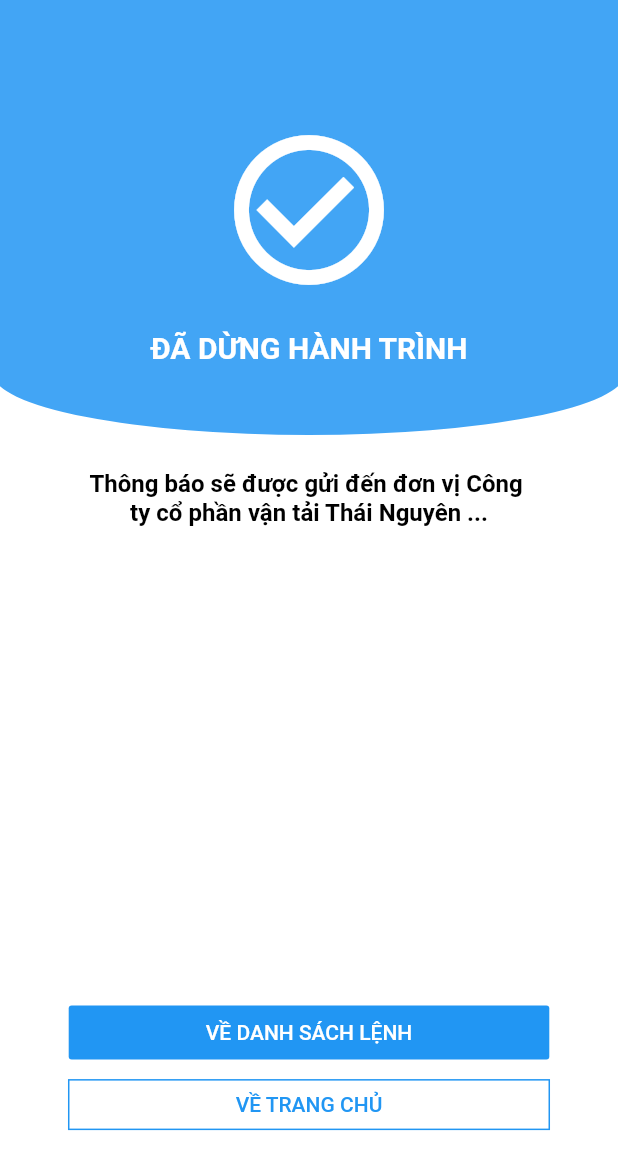
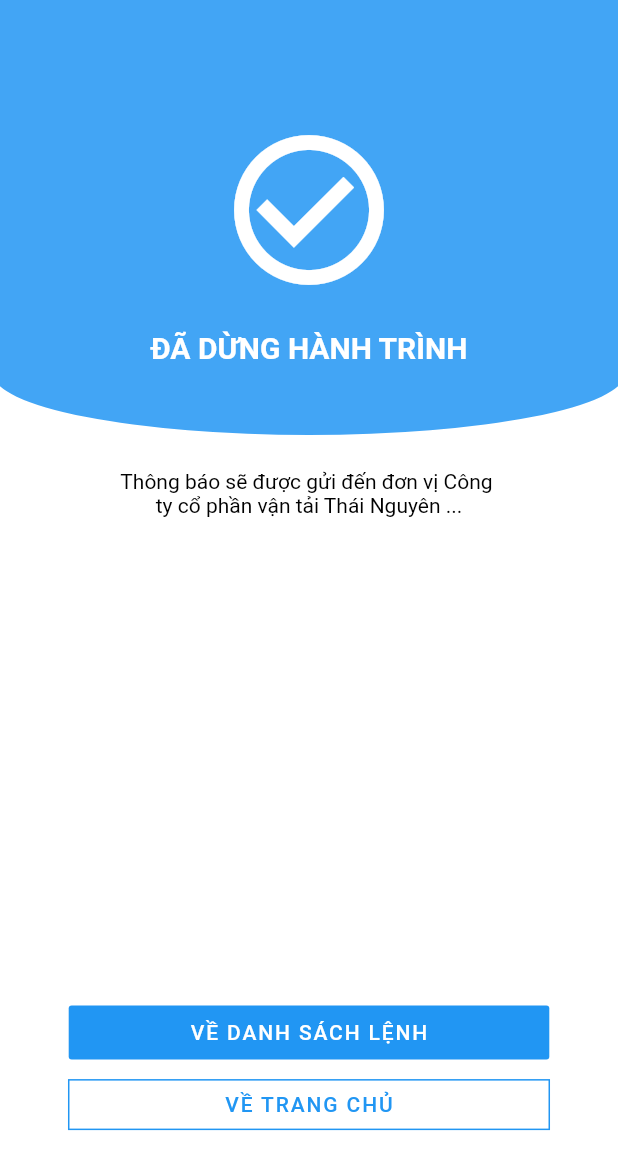
Before and after one commit to KChi2000/SLaiXetest, a Flutter app: the dunglenhthanhcong screen opened directly, on a phone screen of 412 x 824 dp. Shown: the top 1170 px of the screen. Run offline on Flutter 3.47's test engine with Material 2 defaults, Android fonts, the phone set to English and light mode, and no system bars; our stand-ins replace camera, dotted_border, flutter_masked_text, flutter_speed_dial, flutter_svg, image_picker and 3 more; missing offline and left inert: animated_icon_button, dart:ffi, flutter_driver, qr_code_scanner; network calls fail.

Commit message:
edit qr page 2

```diff
--- a/lib/banvethanhcong.dart
+++ b/lib/banvethanhcong.dart
@@ -25,7 +25,7 @@ class banvethanhcong extends StatelessWidget {
                   ),
             Text(
               'Bán vé thành công !',
-              style: TextStyle(fontWeight: FontWeight.bold),
+              style: TextStyle(fontFamily: 'Roboto Medium'),
             ),
             Container(
               width: 250,
@@ -75,7 +75,7 @@ class banvethanhcong extends StatelessWidget {
                       },
                       child: Text(
                         'TIẾP TỤC',
-                        style: TextStyle(color: Colors.white),
+                        style: TextStyle(color: Colors.white,fontFamily: 'Roboto Medium',fontSize: 14,letterSpacing: 1.25),
                       ),
                       color: Colors.blue,
                     )
--- a/lib/home/Home.dart
+++ b/lib/home/Home.dart
@@ -27,6 +27,7 @@ class HomeState extends State<Home> {
   String checklenh= 'has data';
   var datetime;
   String timeXuatBen;
+  Barcode result;
   @override
   void initState() {
     // TODO: implement initState
@@ -120,8 +121,9 @@ class HomeState extends State<Home> {
                             'asset/icons/scan.svg',
                             color: Colors.white,
                           ))),
-                  onTap: () {
-                    Navigator.push(context, MaterialPageRoute(builder: (context)=> QRpage()));
+                  onTap: ()async {
+                  result= await  Navigator.push(context, MaterialPageRoute(builder: (context)=> QRpage()));
+                  print(result.code);
                   },
                 )
               ],
--- a/lib/lenh/dunglenhthanhcong.dart
+++ b/lib/lenh/dunglenhthanhcong.dart
@@ -52,17 +52,16 @@ class dunglenhthanhcong extends StatelessWidget {
                       Text('Thông báo sẽ được gửi đến đơn vị Công ',
                           style: TextStyle(
                               color: Colors.black,
-                              fontWeight: FontWeight.bold,
-                              wordSpacing: 0.1,
-                              letterSpacing: 0.0001,
-                              fontSize: 16)),
+
+                            fontFamily: 'Roboto Regular',
+
+                              fontSize: 14)),
                       Text('ty cổ phần vận tải Thái Nguyên ...',
                           style: TextStyle(
                               color: Colors.black,
-                              fontWeight: FontWeight.bold,
-                              wordSpacing: 0.1,
-                              letterSpacing: 0.0001,
-                              fontSize: 16)),
+                              fontFamily: 'Roboto Regular',
+
+                              fontSize: 14)),
                               Spacer(),
 
                       FlatButton(
@@ -75,7 +74,7 @@ class dunglenhthanhcong extends StatelessWidget {
                               child: Center(
                                   child: Text('VỀ DANH SÁCH LỆNH',
                                       style: TextStyle(
-                                        color: Colors.white,
+                                        color: Colors.white,fontSize: 14,fontFamily: 'Roboto Medium',letterSpacing: 1.25,
                                       ))))),
                       FlatButton(
                           onPressed: () {
@@ -92,7 +91,7 @@ class dunglenhthanhcong extends StatelessWidget {
                               child: Center(
                                   child: Text('VỀ TRANG CHỦ',
                                       style: TextStyle(
-                                        color: Colors.blue,
+                                        color: Colors.blue,fontSize: 14,fontFamily: 'Roboto Medium',letterSpacing: 1.25,
                                       ))))),
                                       SizedBox(height: 20,)
                     ],
--- a/lib/ve/Ve.dart
+++ b/lib/ve/Ve.dart
@@ -807,7 +807,7 @@ class VeState extends State<Ve> {
                                                                 var resp =
                                                                     await ApiHelper
                                                                         .post(
-                                                                            'http://113.176.29.57:19666/api/doi-soat/thuc-hien-xac-nhan-khach-xuong-xe-ghe-phu',
+                                                                           ApiHelper.API_DoiSoat+ 'thuc-hien-xac-nhan-khach-xuong-xe-ghe-phu',
                                                                             {
                                                                       'guidXe': chuyendiGanday
                                                                           .data
@@ -1255,7 +1255,7 @@ class VeState extends State<Ve> {
                                                                       onPressed:
                                                                           () async {
                                                                         var resp = await ApiHelper.post(
-                                                                            'http://113.176.29.57:19666/api/DonHang/thuc-hien-sua-thong-tin-hanh-khach',
+                                                                           ApiHelper.API_DonHang+ 'thuc-hien-sua-thong-tin-hanh-khach',
                                                                             {
                                                                               'guidChoNgoi': data.guidChoNgoi,
                                                                               'guidChuyenDi': changeSodocho,
@@ -1421,7 +1421,7 @@ class VeState extends State<Ve> {
                                                     onPressed: () async {
                                                       var resp =
                                                           await ApiHelper.post(
-                                                              'http://113.176.29.57:19666/api/doi-soat/thuc-hien-xac-nhan-khach-xuong-xe',
+                                                             ApiHelper.API_DoiSoat+ 'thuc-hien-xac-nhan-khach-xuong-xe',
                                                               {
                                                             'guidXe':
                                                                 chuyendiGanday
--- a/lib/ve/banve.dart
+++ b/lib/ve/banve.dart
@@ -384,7 +384,7 @@ class _banveState extends State<banve> {
                                   String money = lowPrice.text
                                       .replaceAll(RegExp('[^0-9]'), '');
                                   var resp = await ApiHelper.post(
-                                      'http://113.176.29.57:19666/api/DonHang/thuc-hien-ban-ve-tai-app-lai-xe',
+                                      ApiHelper.API_DonHang+'thuc-hien-ban-ve-tai-app-lai-xe',
                                       {
                                         'danhSachMaSoGhe': [widget.idghe],
                                         'email': '',
--- a/lib/ve/banveghephu.dart
+++ b/lib/ve/banveghephu.dart
@@ -371,7 +371,7 @@ class _banveState extends State<banveghephu> {
                                   String money = lowPrice.text
                                       .replaceAll(RegExp('[^0-9]'), '');
                                   var resp = await ApiHelper.post(
-                                      'http://113.176.29.57:19666/api/DonHang/thuc-hien-ban-ve-cho-ghe-phu',
+                                      ApiHelper.API_DonHang+'thuc-hien-ban-ve-cho-ghe-phu',
                                       {
                                         'ToaDo': '',
                                         'giaVe': int.parse(money),
```
Also changed, not shown: lib/QRScanner/QRpage.dart (+18 -6 lines), lib/hang/layhangInfo.dart (+17 -14 lines), pubspec.lock, 3 other files.
